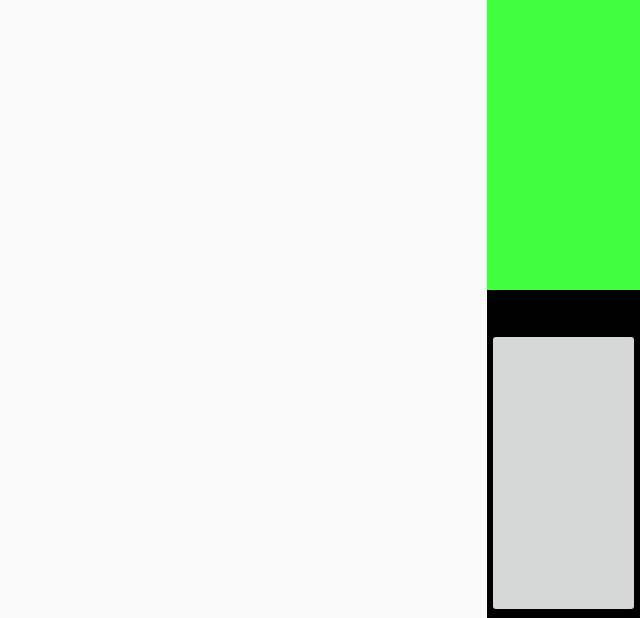
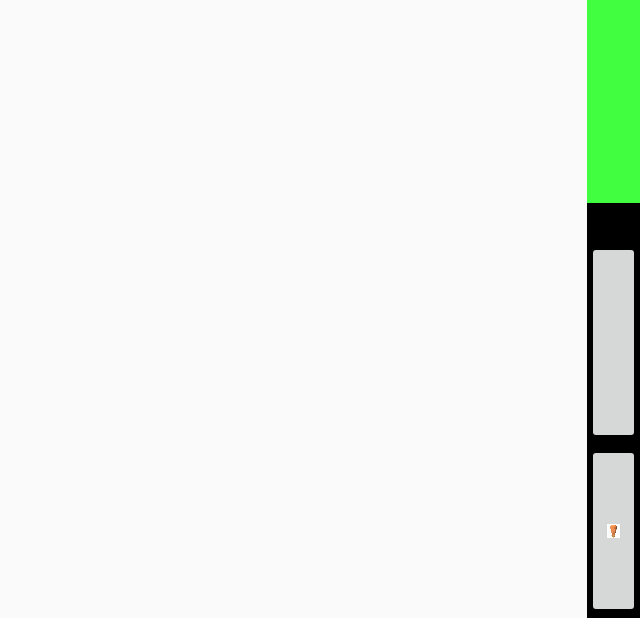
Before and after one commit to michaelchamu/IKDC, an Android app: the Audio screen opened directly, with no data from a screen before it, on a phone screen of 824 x 412 dp (held sideways). Shown: the whole screen, without its empty margins (596-1236 px from the left). Run offline under Robolectric (Android 15) with nearby library versions, the phone set to English and light mode, and no system bars.

Commit message:
Added new icons

```diff
--- a/app/src/main/AndroidManifest.xml
+++ b/app/src/main/AndroidManifest.xml
@@ -13,6 +13,8 @@
 
     <application
         android:allowBackup="true"
+        android:hardwareAccelerated="false"
+        android:largeHeap="true"
         android:icon="@drawable/launcher"
         android:label="@string/app_name"
         android:theme="@style/AppTheme">
--- a/app/src/main/java/com/example/icarus/ikdc/Audio.java
+++ b/app/src/main/java/com/example/icarus/ikdc/Audio.java
@@ -50,6 +50,15 @@ public class Audio extends AppCompatActivity {
         bt1 = (ImageButton) findViewById(R.id.saveClip);
         bt2 = (ImageButton) findViewById(R.id.discardClip);
         container = (FrameLayout) findViewById(R.id.btnCont);
+
+        ImageButton backButton = (ImageButton) findViewById(R.id.back_button);
+
+        backButton.setOnClickListener(new View.OnClickListener() {
+            @Override
+            public void onClick(View v) {
+                onBackPressed();
+            }
+        });
 
         View.OnClickListener save = new View.OnClickListener() {
             @Override
--- a/app/src/main/res/layout/activity_audio.xml
+++ b/app/src/main/res/layout/activity_audio.xml
@@ -1,4 +1,5 @@
 <LinearLayout xmlns:android="http://schemas.android.com/apk/res/android"
+    xmlns:app="http://schemas.android.com/apk/res-auto"
     xmlns:tools="http://schemas.android.com/tools"
     android:layout_width="fill_parent"
     android:layout_height="fill_parent"
@@ -10,12 +11,12 @@
         android:id="@+id/imageView"
         android:layout_width="708dp"
         android:layout_height="fill_parent"
-        android:layout_weight="0.8" />
+        android:layout_weight="0.7" />
 
     <LinearLayout
-        android:layout_width="wrap_content"
+        android:layout_width="0dp"
         android:layout_height="fill_parent"
-        android:layout_weight="0.8"
+        android:layout_weight="0.3"
         android:background="#ff000000"
         android:orientation="vertical">
 
@@ -23,7 +24,7 @@
             android:id="@+id/btnCont"
             android:layout_width="fill_parent"
             android:layout_height="fill_parent"
-            android:layout_weight="0.2"
+            android:layout_weight="1"
             android:background="#ff000000">
 
             <LinearLayout
@@ -35,17 +36,25 @@
                 <Button
                     android:id="@+id/record"
                     android:layout_width="fill_parent"
-                    android:layout_height="wrap_content"
-                    android:layout_weight="0.5"
+                    android:layout_height="0dp"
+                    android:layout_weight="0.35"
                     android:background="#ff41ff40" />
 
                 <Button
                     android:id="@+id/stop"
                     android:layout_width="match_parent"
 
-                    android:layout_height="wrap_content"
+                    android:layout_height="0dp"
                     android:layout_marginTop="25dp"
-                    android:layout_weight="0.5" />
+                    android:layout_weight="0.35" />
+
+                <ImageButton
+                    android:id="@+id/back_button"
+                    android:layout_width="match_parent"
+                    android:layout_height="0dp"
+                    android:layout_weight="0.3"
+                    android:scaleType="fitCenter"
+                    app:srcCompat="@drawable/back_button" />
             </LinearLayout>
 
         </FrameLayout>
@@ -53,19 +62,21 @@
 
         <ImageButton
             android:id="@+id/saveClip"
-            android:layout_width="wrap_content"
+            android:layout_width="match_parent"
             android:layout_height="wrap_content"
-            android:layout_weight="1"
+            android:layout_weight="0.5"
+            android:background="@android:color/holo_green_light"
             android:scaleType="fitCenter"
             android:src="@drawable/save"
             android:visibility="gone" />
 
         <ImageButton
             android:id="@+id/discardClip"
-            android:layout_width="fill_parent"
+            android:layout_width="match_parent"
             android:layout_height="wrap_content"
             android:layout_marginTop="25dp"
-            android:layout_weight="1"
+            android:layout_weight="0.5"
+            android:background="@android:color/holo_red_light"
             android:scaleType="fitCenter"
             android:src="@drawable/cancel"
             android:visibility="gone" />
--- a/app/src/main/res/layout/activity_video.xml
+++ b/app/src/main/res/layout/activity_video.xml
@@ -96,6 +96,7 @@
             android:layout_width="fill_parent"
             android:layout_height="wrap_content"
             android:layout_weight="1"
+            android:background="@android:color/holo_green_light"
             android:scaleType="fitCenter"
             android:src="@drawable/save"
             android:visibility="gone" />
@@ -106,6 +107,7 @@
             android:layout_height="wrap_content"
             android:layout_marginTop="25dp"
             android:layout_weight="1"
+            android:background="@android:color/holo_red_light"
             android:scaleType="fitCenter"
             android:src="@drawable/cancel"
             android:visibility="gone" />
--- a/app/src/main/res/layout/still_camera.xml
+++ b/app/src/main/res/layout/still_camera.xml
@@ -121,6 +121,7 @@
             android:layout_width="fill_parent"
             android:layout_height="wrap_content"
             android:layout_weight="1"
+            android:background="@android:color/holo_green_light"
             android:scaleType="fitCenter"
             android:src="@drawable/save"
             android:visibility="gone" />
@@ -131,6 +132,7 @@
             android:layout_height="wrap_content"
             android:layout_marginTop="25dp"
             android:layout_weight="1"
+            android:background="@android:color/holo_red_light"
             android:scaleType="fitCenter"
             android:src="@drawable/cancel"
             android:visibility="gone" />
```
Also changed, not shown: app/src/main/java/com/example/icarus/ikdc/Draw.java (+11 -1 lines), app/src/main/java/com/example/icarus/ikdc/Gallery.java (+9 -0 lines), app/src/main/res/layout/activity_draw.xml (+17 -7 lines), app/src/main/res/layout/activity_gallery.xml (+24 -15 lines), app/src/main/res/layout/activity_main.xml (+5 -5 lines), app/src/main/res/layout/activity_organise.xml (+39 -36 lines), app/src/main/res/drawable/cancel.png, app/src/main/res/drawable/eye.png (added), app/src/main/res/drawable/mouth.png (added), app/src/main/res/drawable/phone.png (added), app/src/main/res/drawable/save.png, app/src/main/res/drawable/text.png, app/src/main/res/drawable/tree.png (added).
